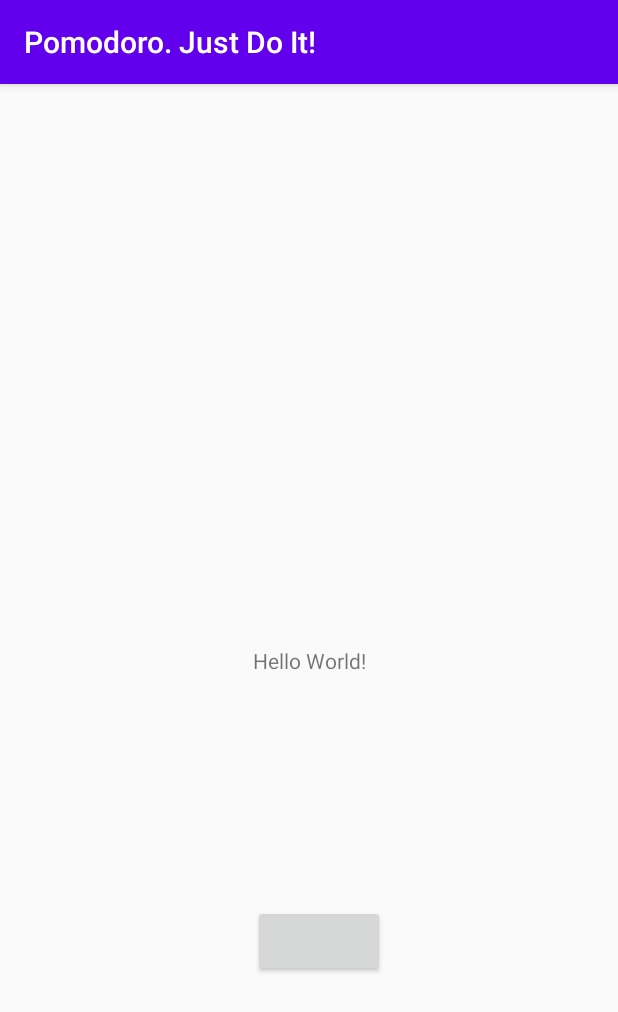
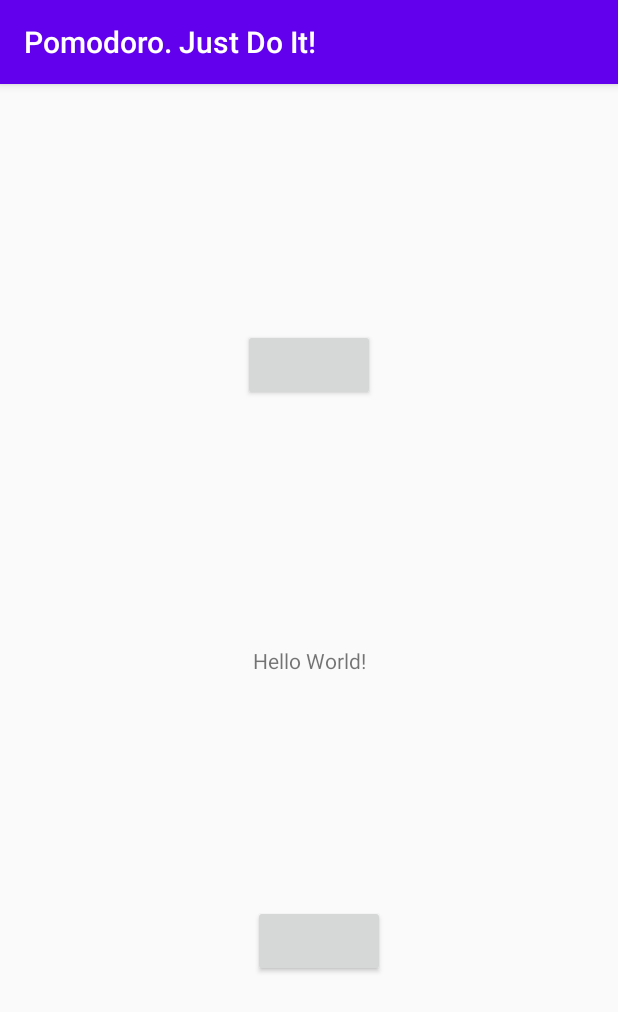
Before and after one commit to Ratiug-99/Pomodoro-Just-Do-It, an Android app: the screen it shows after launch (MainActivity), on a phone screen of 412 x 824 dp. Shown: the top 1012 px of the screen. Run offline under Robolectric (Android 15) with nearby library versions, the phone set to English and light mode, and no system bars.

Commit message:
create example notification

```diff
--- /dev/null
+++ b/app/src/main/res/drawable/ic_notifi_timer.xml
@@ -0,0 +1,10 @@
+<vector xmlns:android="http://schemas.android.com/apk/res/android"
+    android:width="24dp"
+    android:height="24dp"
+    android:viewportWidth="24"
+    android:viewportHeight="24"
+    android:tint="?attr/colorControlNormal">
+  <path
+      android:fillColor="@android:color/white"
+      android:pathData="M22,5.72l-4.6,-3.86 -1.29,1.53 4.6,3.86L22,5.72zM7.88,3.39L6.6,1.86 2,5.71l1.29,1.53 4.59,-3.85zM12.5,8L11,8v6l4.75,2.85 0.75,-1.23 -4,-2.37L12.5,8zM12,4c-4.97,0 -9,4.03 -9,9s4.02,9 9,9c4.97,0 9,-4.03 9,-9s-4.03,-9 -9,-9zM12,20c-3.87,0 -7,-3.13 -7,-7s3.13,-7 7,-7 7,3.13 7,7 -3.13,7 -7,7z"/>
+</vector>
--- a/app/src/main/res/layout/activity_main.xml
+++ b/app/src/main/res/layout/activity_main.xml
@@ -17,11 +17,23 @@
         app:layout_constraintTop_toTopOf="parent" />
 
     <Button
+        android:id="@+id/btnStart"
         android:layout_width="wrap_content"
         android:layout_height="wrap_content"
-        android:id="@+id/btnStart"
-        app:layout_constraintTop_toTopOf="@id/tvTimer"
         app:layout_constraintBottom_toBottomOf="parent"
-        app:layout_constraintStart_toStartOf="@id/tvTimer"/>
+        app:layout_constraintStart_toStartOf="@id/tvTimer"
+        app:layout_constraintTop_toTopOf="@id/tvTimer" />
+
+    <Button
+
+        android:id="@+id/tempbutton"
+        android:layout_width="wrap_content"
+        android:layout_height="wrap_content"
+        app:layout_constraintBottom_toTopOf="@+id/tvTimer"
+        app:layout_constraintEnd_toEndOf="parent"
+        app:layout_constraintHorizontal_bias="0.5"
+        app:layout_constraintStart_toStartOf="parent"
+        app:layout_constraintTop_toTopOf="parent"
+        tools:text="temptext" />
 
 </androidx.constraintlayout.widget.ConstraintLayout>
```
Also changed, not shown: app/src/main/java/com/ratiug/dev/pomodorojustdoit/MainActivity.java (+60 -16 lines).
